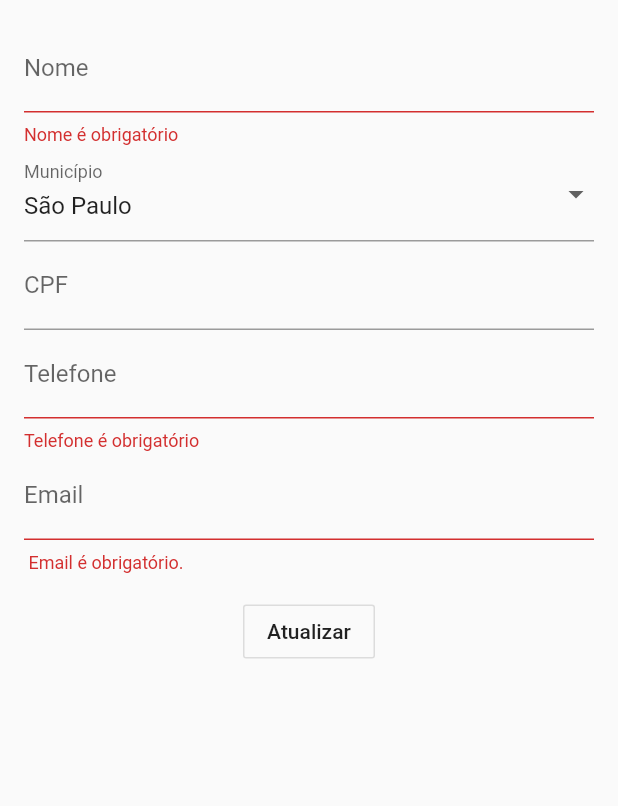
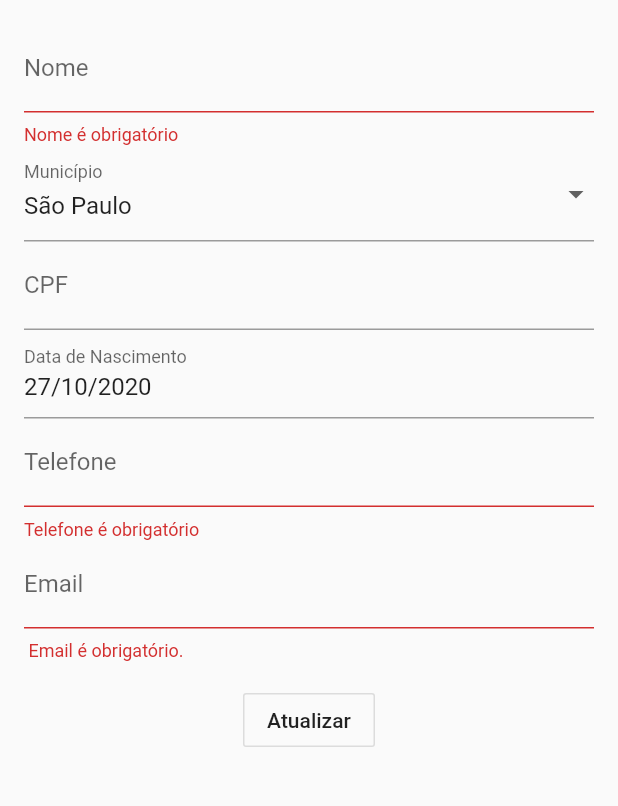
Before and after one commit to jjeanjacques10/mpsp-app, a Flutter app: the ProfileScreen screen opened directly with empty values, after a tap on "Atualizar", on a phone screen of 412 x 824 dp, the part 84-890 px from its top. Run offline on Flutter 3.47's test engine with Material 2 defaults, Android fonts, the light colour scheme and no system bars; our stand-ins replace carousel_slider, dio, flutter_mobx, flutter_signin_button, flutter_tts, getwidget and 5 more; missing offline and left inert: cpfcnpj, dio_http_cache, validadores, watson_assistant_v2; accounts and stored records are empty; generated files the repository leaves out were written again.

Commit message:
Add date profile

```diff
--- a/lib/app/components/profile_form.dart
+++ b/lib/app/components/profile_form.dart
@@ -1,4 +1,3 @@
-import 'package:cpfcnpj/cpfcnpj.dart';
 import 'package:flutter/material.dart';
 import 'package:flutter/services.dart';
 import 'package:mpsp_app/app/model/user.dart';
@@ -21,9 +20,11 @@ class _ProfileFormState extends State<ProfileForm> {
   String _password = "";
   bool _agreedToTOS = true;
   UserService userService = new UserService();
-
+  TextEditingController dateCtl = TextEditingController();
   @override
   Widget build(BuildContext context) {
+    dateCtl.text =
+        "${widget.userModel.birthday.day.toString().padLeft(2, '0')}/${widget.userModel.birthday.month.toString().padLeft(2, '0')}/${widget.userModel.birthday.year.toString()}";
     selectedCityField =
         (widget.userModel.location != null && widget.userModel.location != "")
             ? widget.userModel.location
@@ -105,6 +106,40 @@ class _ProfileFormState extends State<ProfileForm> {
                 labelText: 'CPF', hintText: 'ex. 123.456.789-00'),
             onSaved: (value) {
               widget.userModel.cpf = value;
+            },
+          ),
+          TextFormField(
+            controller: dateCtl,
+            keyboardType: TextInputType.datetime,
+            decoration: const InputDecoration(
+              labelText: "Data de Nascimento",
+            ),
+            validator: (value) {
+              if (value.isEmpty) {
+                return 'A Data de Nascimento é obrigatória.';
+              }
+              return null;
+            },
+            onTap: () async {
+              DateTime date;
+              FocusScope.of(context).requestFocus(new FocusNode());
+
+              DateTime today = DateTime.now();
+
+              date = await showDatePicker(
+                  context: context,
+                  initialDate: today.subtract(Duration(days: 500)),
+                  firstDate: DateTime.utc(1900),
+                  lastDate: today.subtract(Duration(days: 500)));
+
+              String dateSlug =
+                  "${date.year.toString()}-${date.month.toString().padLeft(2, '0')}-${date.day.toString().padLeft(2, '0')}";
+
+              String dateScreen =
+                  "${date.day.toString().padLeft(2, '0')}/${date.month.toString().padLeft(2, '0')}/${date.year.toString()}";
+
+              dateCtl.text = dateScreen;
+              widget.userModel.birthday = DateTime.parse(dateSlug);
             },
           ),
           TextFormField(
--- a/lib/app/screens/home_screen.dart
+++ b/lib/app/screens/home_screen.dart
@@ -120,6 +120,7 @@ class _HomeScreenState extends State<HomeScreen> {
                     '/profile',
                     arguments: homeScreenStore.userModel,
                   );
+                  homeScreenStore.init();
                 }),
             ListTile(
                 leading: Icon(Icons.restore),
```
